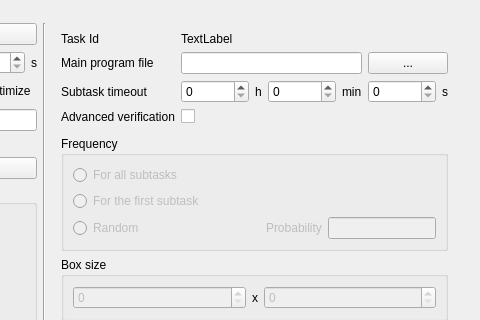
Qt form gnr/ui/AppMainWindow.ui (golemfactory/clay) before a commit; both pictures show x 493 to 973 and y 0 to 320 of the 973 by 689 pixel window.
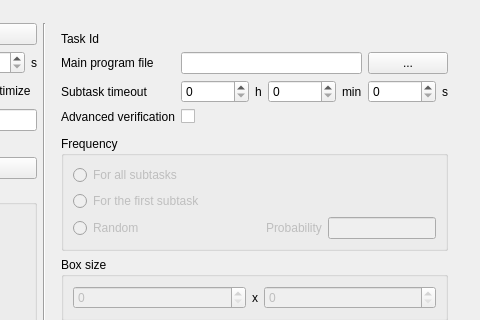
The same form after that commit. The open tabs and pages were chosen to show the change. Icons and pictures are not drawn. Custom widgets are drawn as their Qt base class.

Patch:
```diff
--- a/gnr/ui/AppMainWindow.ui
+++ b/gnr/ui/AppMainWindow.ui
@@ -368,7 +368,7 @@
                  <item row="0" column="1">
                   <widget class="QLabel" name="taskIdLabel">
                    <property name="text">
-                    <string>TextLabel</string>
+                    <string/>
                    </property>
                   </widget>
                  </item>
```
Left out of the diff: 76 changed lines with no effect on the pictures.
